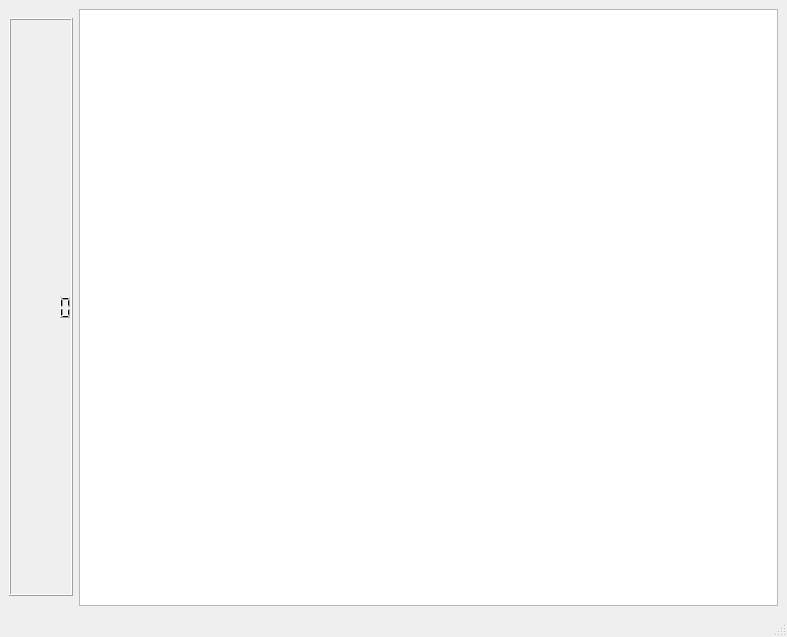
The window that mainwindow.ui (cabb1808/juego2) describes before a commit, drawn with Qt 5.
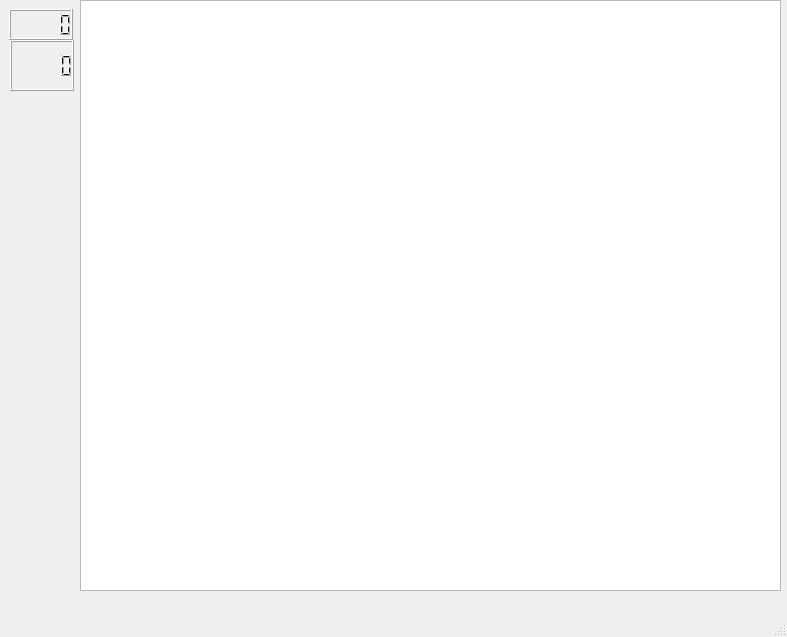
The same window after the commit.

The edit to the form file:
```diff
--- a/mainwindow.ui
+++ b/mainwindow.ui
@@ -14,27 +14,39 @@
    <string>MainWindow</string>
   </property>
   <widget class="QWidget" name="centralwidget">
-   <layout class="QHBoxLayout" name="horizontalLayout">
-    <item>
-     <widget class="QLCDNumber" name="lcdNumber">
-      <property name="minimumSize">
-       <size>
-        <width>64</width>
-        <height>578</height>
-       </size>
-      </property>
-      <property name="maximumSize">
-       <size>
-        <width>64</width>
-        <height>578</height>
-       </size>
-      </property>
-     </widget>
-    </item>
-    <item>
-     <widget class="QGraphicsView" name="graphicsView"/>
-    </item>
-   </layout>
+   <widget class="QGraphicsView" name="graphicsView">
+    <property name="geometry">
+     <rect>
+      <x>80</x>
+      <y>0</y>
+      <width>701</width>
+      <height>591</height>
+     </rect>
+    </property>
+   </widget>
+   <widget class="QLCDNumber" name="lcdNumber_2">
+    <property name="enabled">
+     <bool>true</bool>
+    </property>
+    <property name="geometry">
+     <rect>
+      <x>9</x>
+      <y>9</y>
+      <width>64</width>
+      <height>31</height>
+     </rect>
+    </property>
+   </widget>
+   <widget class="QLCDNumber" name="lcdNumber">
+    <property name="geometry">
+     <rect>
+      <x>10</x>
+      <y>40</y>
+      <width>64</width>
+      <height>51</height>
+     </rect>
+    </property>
+   </widget>
   </widget>
   <widget class="QMenuBar" name="menubar">
    <property name="geometry">
```
